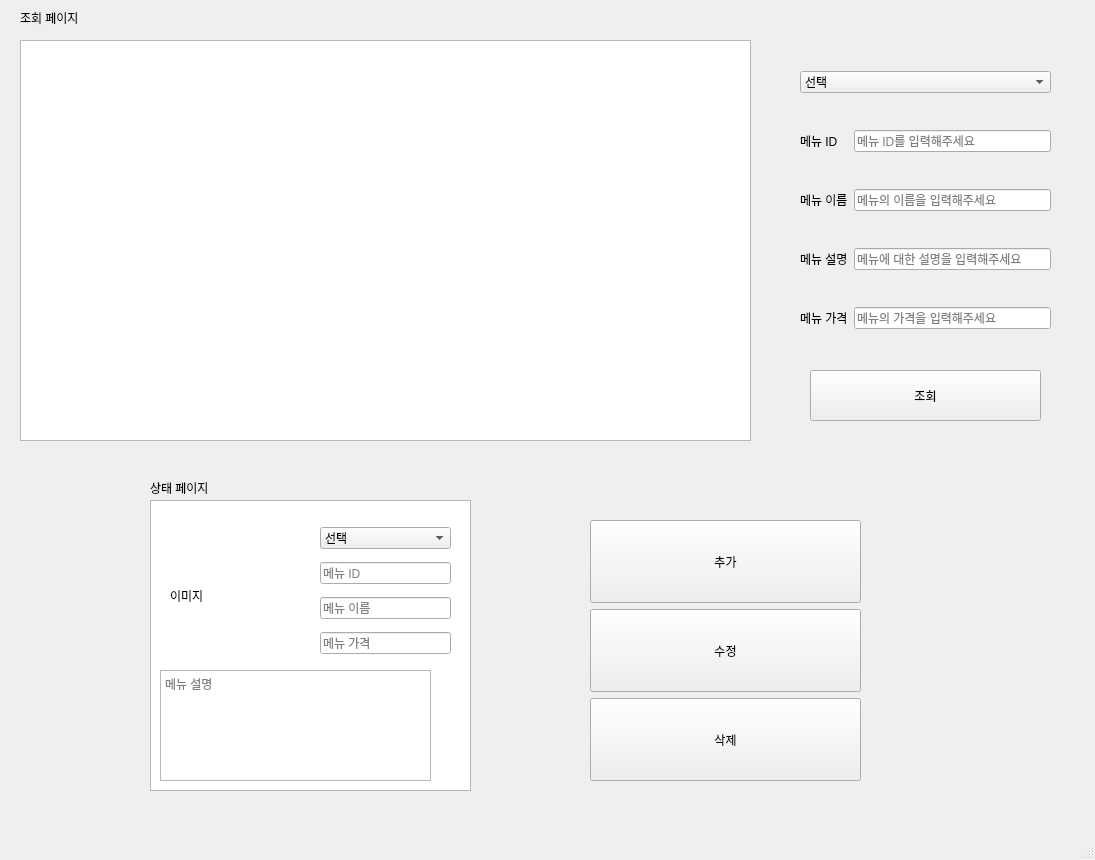
Qt form ui/manager.ui (BSEom/miniP_kiosk) before a commit.
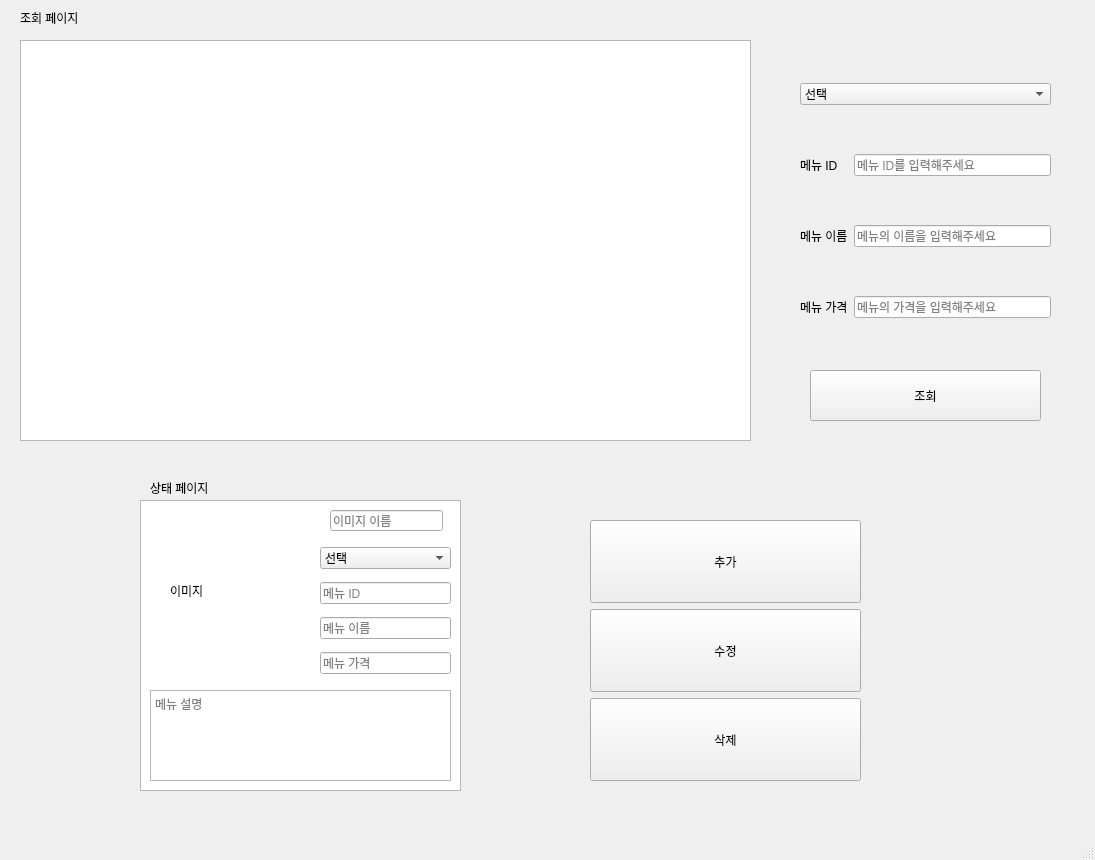
The same form after that commit.

Commit message: 0329 manager 수정

What changed in the file:
```diff
--- a/ui/manager.ui
+++ b/ui/manager.ui
@@ -164,27 +164,6 @@
        </item>
       </layout>
      </item>
-     <item>
-      <layout class="QHBoxLayout" name="horizontalLayout_10">
-       <item>
-        <widget class="QLabel" name="label_9">
-         <property name="text">
-          <string>메뉴 설명</string>
-         </property>
-        </widget>
-       </item>
-       <item>
-        <widget class="QLineEdit" name="check_menu_info">
-         <property name="readOnly">
-          <bool>false</bool>
-         </property>
-         <property name="placeholderText">
-          <string>메뉴에 대한 설명을 입력해주세요</string>
-         </property>
-        </widget>
-       </item>
-      </layout>
-     </item>
      <item>
       <layout class="QHBoxLayout" name="horizontalLayout_3">
        <item>
@@ -260,7 +239,7 @@
    <widget class="QTableWidget" name="tblMenu2">
     <property name="geometry">
      <rect>
-      <x>150</x>
+      <x>140</x>
       <y>500</y>
       <width>321</width>
       <height>291</height>
@@ -271,7 +250,7 @@
     <property name="geometry">
      <rect>
       <x>320</x>
-      <y>520</y>
+      <y>540</y>
       <width>131</width>
       <height>141</height>
      </rect>
@@ -348,9 +327,9 @@
     <property name="geometry">
      <rect>
       <x>170</x>
-      <y>530</y>
-      <width>131</width>
-      <height>131</height>
+      <y>520</y>
+      <width>141</width>
+      <height>141</height>
      </rect>
     </property>
     <property name="text">
@@ -360,16 +339,29 @@
    <widget class="QTextEdit" name="menu_info_input">
     <property name="geometry">
      <rect>
-      <x>160</x>
-      <y>670</y>
-      <width>271</width>
-      <height>111</height>
+      <x>150</x>
+      <y>690</y>
+      <width>301</width>
+      <height>91</height>
      </rect>
     </property>
     <property name="placeholderText">
      <string>메뉴 설명</string>
     </property>
    </widget>
+   <widget class="QLineEdit" name="menu_image_input_name">
+    <property name="geometry">
+     <rect>
+      <x>330</x>
+      <y>510</y>
+      <width>113</width>
+      <height>21</height>
+     </rect>
+    </property>
+    <property name="placeholderText">
+     <string>이미지 이름</string>
+    </property>
+   </widget>
   </widget>
   <widget class="QMenuBar" name="menubar">
    <property name="geometry">
```
Left out of the diff: 10 changed lines with no effect on the pictures. The commit also changes 2 other files.
